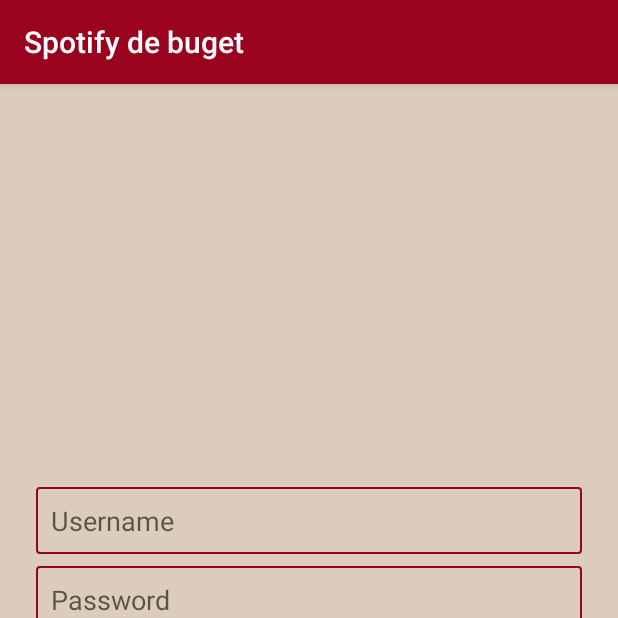
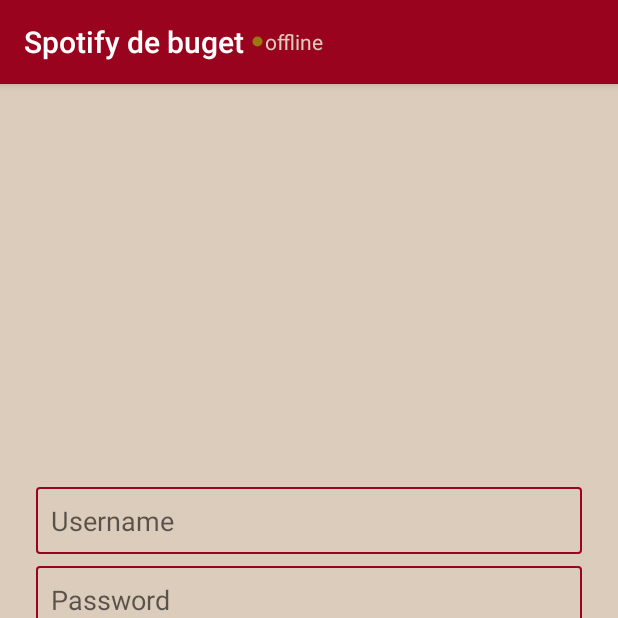
Before and after one commit to andreeabirdie/PDMAndroid, an Android app: the screen it shows after launch (MainActivity), on a phone screen of 412 x 824 dp, the top half of it. Run offline under Robolectric (Android 15) with nearby library versions, the phone set to English and light mode, and no system bars.

Commit message:
show when app is online/offline

```diff
--- a/app/src/main/AndroidManifest.xml
+++ b/app/src/main/AndroidManifest.xml
@@ -2,6 +2,7 @@
 <manifest xmlns:android="http://schemas.android.com/apk/res/android"
     package="ro.ubbcluj.ro.birdie.myapp">
 
+    <uses-permission android:name="android.permission.ACCESS_NETWORK_STATE" />
     <uses-permission android:name="android.permission.INTERNET" />
 
     <application
--- /dev/null
+++ b/app/src/main/java/ro/ubbcluj/ro/birdie/myapp/ConnectivityLiveData.kt
@@ -0,0 +1,41 @@
+package ro.ubbcluj.ro.birdie.myapp
+
+import android.app.Application
+import android.content.Context
+import android.net.ConnectivityManager
+import android.net.Network
+import android.net.NetworkInfo
+import android.os.Build
+import androidx.annotation.RequiresApi
+import androidx.lifecycle.LiveData
+
+class ConnectivityLiveData internal constructor(private val connectivityManager: ConnectivityManager)
+    : LiveData<Boolean>() {
+
+    constructor(application: Application) : this(application.getSystemService(Context.CONNECTIVITY_SERVICE)
+            as ConnectivityManager)
+
+    private val networkCallback = @RequiresApi(Build.VERSION_CODES.LOLLIPOP)
+    object : ConnectivityManager.NetworkCallback() {
+        override fun onAvailable(network: Network) {
+            postValue(true)
+        }
+        override fun onLost(network: Network) {
+            postValue(false)
+        }
+    }
+
+    @RequiresApi(Build.VERSION_CODES.N)
+    override fun onActive() {
+        super.onActive()
+        val activeNetwork: NetworkInfo? = connectivityManager.activeNetworkInfo
+        postValue(activeNetwork?.isConnectedOrConnecting == true)
+        connectivityManager.registerDefaultNetworkCallback(networkCallback)
+    }
+
+    @RequiresApi(Build.VERSION_CODES.LOLLIPOP)
+    override fun onInactive() {
+        super.onInactive()
+        connectivityManager.unregisterNetworkCallback(networkCallback)
+    }
+}
--- a/app/src/main/java/ro/ubbcluj/ro/birdie/myapp/MainActivity.kt
+++ b/app/src/main/java/ro/ubbcluj/ro/birdie/myapp/MainActivity.kt
@@ -1,20 +1,77 @@
 package ro.ubbcluj.ro.birdie.myapp
 
-import androidx.appcompat.app.AppCompatActivity
+import android.content.Context
+import android.net.*
+import android.os.Build
 import android.os.Bundle
 import android.util.Log
 import android.view.Menu
+import androidx.annotation.RequiresApi
+import androidx.appcompat.app.AppCompatActivity
+import kotlinx.android.synthetic.main.activity_main.*
 import kotlinx.coroutines.InternalCoroutinesApi
 import ro.ubbcluj.ro.birdie.myapp.core.TAG
 
 class MainActivity : AppCompatActivity() {
+    private lateinit var connectivityManager: ConnectivityManager
+    private lateinit var connectivityLiveData: ConnectivityLiveData
 
+    @RequiresApi(Build.VERSION_CODES.M)
     @InternalCoroutinesApi
     override fun onCreate(savedInstanceState: Bundle?) {
         super.onCreate(savedInstanceState)
         setContentView(R.layout.activity_main)
         setSupportActionBar(findViewById(R.id.toolbar))
         Log.i(TAG, "onCreate")
+        connectivityManager = getSystemService(android.net.ConnectivityManager::class.java)
+        connectivityLiveData = ConnectivityLiveData(connectivityManager)
+    }
+
+    @RequiresApi(Build.VERSION_CODES.N)
+    override fun onStart() {
+        super.onStart()
+        Log.d(TAG, "isOnline ${isOnline()}")
+        connectivityManager.registerDefaultNetworkCallback(networkCallback)
+    }
+
+    @RequiresApi(Build.VERSION_CODES.LOLLIPOP)
+    override fun onStop() {
+        super.onStop()
+        connectivityManager.unregisterNetworkCallback(networkCallback)
+    }
+
+    private fun isOnline(): Boolean {
+        val connMgr = getSystemService(Context.CONNECTIVITY_SERVICE) as ConnectivityManager
+        val networkInfo: NetworkInfo? = connMgr.activeNetworkInfo
+        return networkInfo?.isConnected == true
+    }
+
+    private val networkCallback = @RequiresApi(Build.VERSION_CODES.LOLLIPOP)
+    object : ConnectivityManager.NetworkCallback() {
+        override fun onAvailable(network: Network) {
+            runOnUiThread {
+                networkTxt.text = getString(R.string.active_network)
+                networkIc.setImageResource(R.drawable.ic_active_network)
+            }on
+        }
+
+        override fun onLost(network: Network) {
+            runOnUiThread {
+                networkTxt.text = getString(R.string.inactive_network)
+                networkIc.setImageResource(R.drawable.ic_inactive_network)
+            }
+        }
+
+        override fun onCapabilitiesChanged(
+            network: Network,
+            networkCapabilities: NetworkCapabilities
+        ) {
+            Log.d(TAG, "The default network changed capabilities: $networkCapabilities")
+        }
+
+        override fun onLinkPropertiesChanged(network: Network, linkProperties: LinkProperties) {
+            Log.d(TAG, "The default network changed link properties: $linkProperties")
+        }
     }
 
     override fun onCreateOptionsMenu(menu: Menu): Boolean {
--- /dev/null
+++ b/app/src/main/res/drawable/ic_active_network.xml
@@ -0,0 +1,5 @@
+<vector android:height="10dp" android:tint="#049A0A"
+    android:viewportHeight="24" android:viewportWidth="24"
+    android:width="10dp" xmlns:android="http://schemas.android.com/apk/res/android">
+    <path android:fillColor="@android:color/white" android:pathData="M12,12m-8,0a8,8 0,1 1,16 0a8,8 0,1 1,-16 0"/>
+</vector>
--- /dev/null
+++ b/app/src/main/res/drawable/ic_inactive_network.xml
@@ -0,0 +1,5 @@
+<vector android:height="10dp" android:tint="#9A7710"
+    android:viewportHeight="24" android:viewportWidth="24"
+    android:width="10dp" xmlns:android="http://schemas.android.com/apk/res/android">
+    <path android:fillColor="@android:color/white" android:pathData="M12,12m-8,0a8,8 0,1 1,16 0a8,8 0,1 1,-16 0"/>
+</vector>
--- a/app/src/main/res/layout/activity_main.xml
+++ b/app/src/main/res/layout/activity_main.xml
@@ -16,7 +16,23 @@
             android:layout_width="match_parent"
             android:layout_height="?attr/actionBarSize"
             android:background="?attr/colorPrimary"
-            app:popupTheme="@style/AppTheme.PopupOverlay" />
+            app:popupTheme="@style/AppTheme.PopupOverlay">
+
+            <ImageView
+                android:id="@+id/networkIc"
+                android:layout_width="wrap_content"
+                android:layout_height="wrap_content"
+                android:src="@drawable/ic_inactive_network"
+                />
+
+            <TextView
+                android:id="@+id/networkTxt"
+                android:layout_width="wrap_content"
+                android:layout_height="wrap_content"
+                android:text="@string/inactive_network"
+                android:textColor="@color/colorAccent"/>
+
+        </androidx.appcompat.widget.Toolbar>
 
     </com.google.android.material.appbar.AppBarLayout>
 
--- a/app/src/main/res/values/strings.xml
+++ b/app/src/main/res/values/strings.xml
@@ -22,4 +22,6 @@
     <string name="release_date">release date:</string>
     <string name="search">search</string>
     <string name="no_awards">no awards</string>
+    <string name="active_network">online</string>
+    <string name="inactive_network">offline</string>
 </resources>
```
